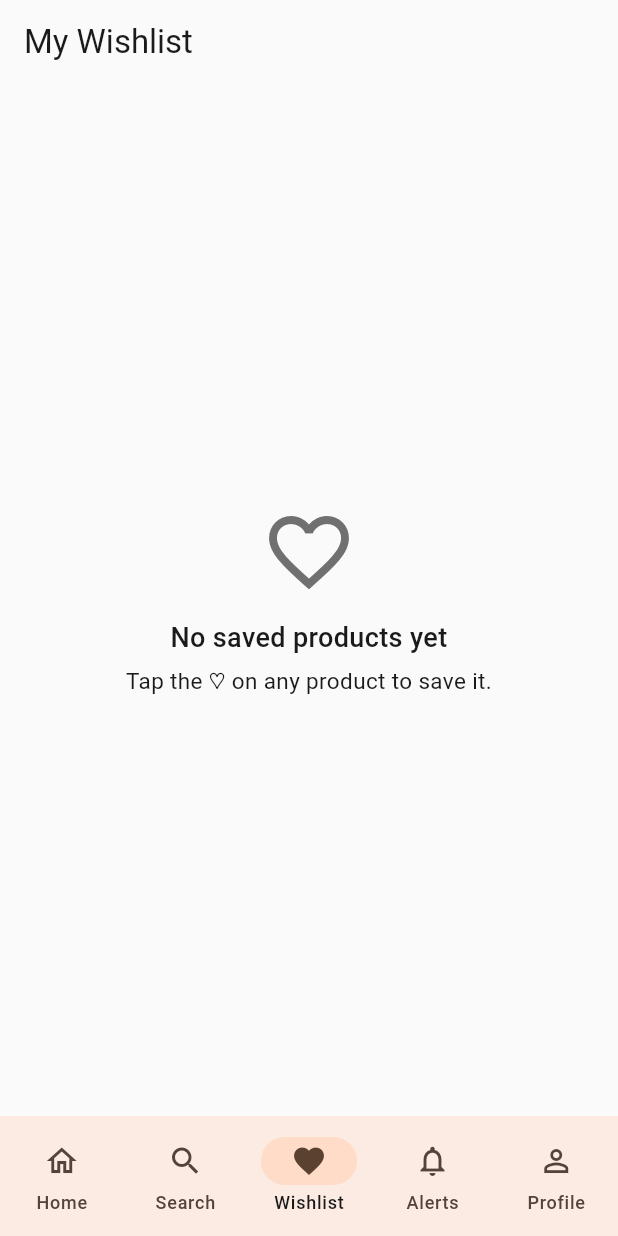
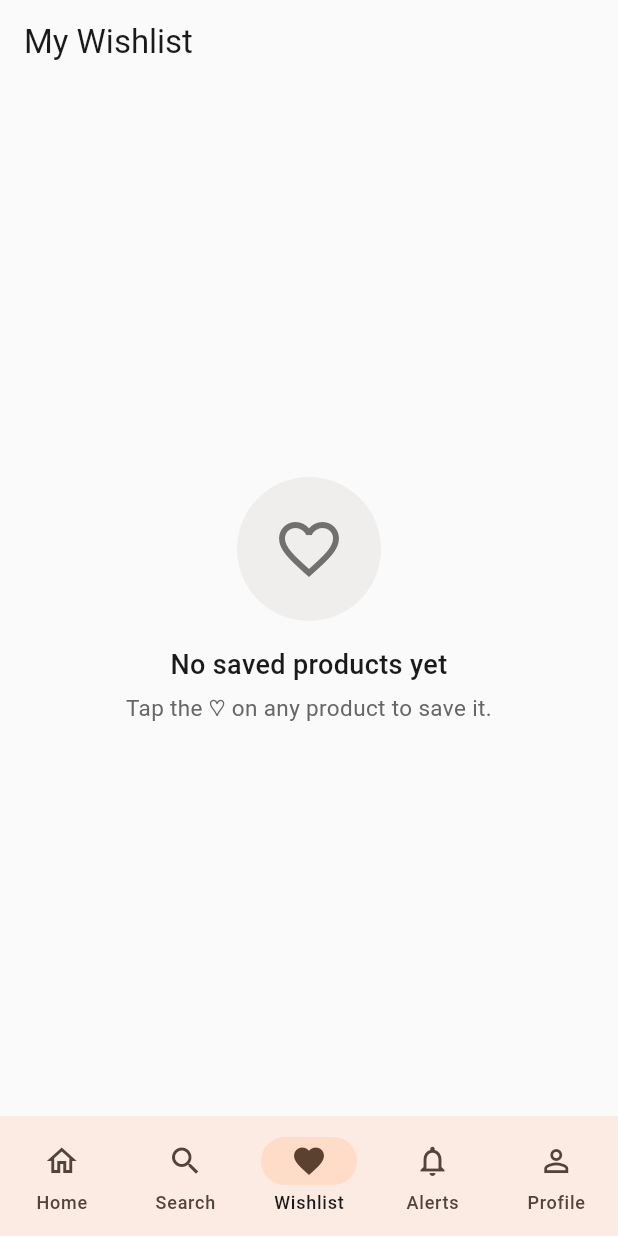
Before and after one commit to iampavanganesh/omnisift, a Flutter app: the screen it shows after launch, item 3 of the bottom bar chosen, on a phone screen of 412 x 824 dp. Run offline on Flutter 3.47's test engine with Material 3 defaults, Android fonts, the phone set to English and light mode, and no system bars; our stand-ins replace cached_network_image, dio, firebase_core, firebase_messaging, fl_chart, flutter_local_notifications and 9 more; accounts and stored records are empty; generated files the repository leaves out were written again; network calls fail.

Commit message:
Polish Flutter UI and web components

```diff
--- a/apps/client/lib/core/theme/app_theme.dart
+++ b/apps/client/lib/core/theme/app_theme.dart
@@ -1,4 +1,5 @@
 import 'package:flutter/material.dart';
+import 'app_colors.dart';
 import 'app_radius.dart';
 
 /// Single source of theme (light only — a deliberate prior decision).
@@ -35,7 +36,24 @@ abstract final class AppTheme {
         style: FilledButton.styleFrom(
           minimumSize: const Size.fromHeight(52),
           shape: RoundedRectangleBorder(borderRadius: AppRadius.all(AppRadius.md)),
+          padding: const EdgeInsets.symmetric(horizontal: 24, vertical: 14),
         ),
+      ),
+      outlinedButtonTheme: OutlinedButtonThemeData(
+        style: OutlinedButton.styleFrom(
+          shape: RoundedRectangleBorder(borderRadius: AppRadius.all(AppRadius.md)),
+          padding: const EdgeInsets.symmetric(horizontal: 24, vertical: 14),
+        ),
+      ),
+      cardTheme: CardThemeData(
+        elevation: 0,
+        shape: RoundedRectangleBorder(borderRadius: AppRadius.all(AppRadius.lg)),
+        color: AppColors.surface,
+        surfaceTintColor: Colors.transparent,
+      ),
+      chipTheme: ChipThemeData(
+        shape: RoundedRectangleBorder(borderRadius: BorderRadius.circular(999)),
+        side: BorderSide(color: AppColors.border),
       ),
     );
   }
--- a/apps/client/lib/features/catalog/presentation/widgets/catalog_product_card.dart
+++ b/apps/client/lib/features/catalog/presentation/widgets/catalog_product_card.dart
@@ -35,6 +35,9 @@ class CatalogProductCard extends StatelessWidget {
             color: AppColors.surface,
             borderRadius: AppRadius.all(AppRadius.lg),
             border: Border.all(color: AppColors.border),
+            boxShadow: [
+              BoxShadow(color: Colors.black.withValues(alpha: 0.03), blurRadius: 6, offset: const Offset(0, 2)),
+            ],
           ),
           // This card sits in a GridView with a fixed childAspectRatio — at
           // large system font scaling, unclamped text would overflow the
--- a/apps/client/lib/features/search/presentation/widgets/product_card.dart
+++ b/apps/client/lib/features/search/presentation/widgets/product_card.dart
@@ -29,7 +29,9 @@ class ProductCard extends StatelessWidget {
       ),
       child: Stack(
         children: [
-          InkWell(
+          Material(
+            color: Colors.transparent,
+            child: InkWell(
               onTap: onTap,
               borderRadius: AppRadius.all(AppRadius.lg),
               child: Padding(
@@ -102,6 +104,7 @@ class ProductCard extends StatelessWidget {
                 ),
               ),
             ),
+          ),
           Positioned(top: 2, right: 2, child: WishlistHeartButton(product: product)),
         ],
       ),
--- a/apps/client/lib/shared/widgets/empty_state.dart
+++ b/apps/client/lib/shared/widgets/empty_state.dart
@@ -32,11 +32,21 @@ class EmptyState extends StatelessWidget {
           child: Column(
             mainAxisAlignment: MainAxisAlignment.center,
             children: [
-              Icon(icon, size: 64, color: AppColors.textDisabled),
-              const SizedBox(height: AppSpacing.md),
+              Container(
+                width: 96,
+                height: 96,
+                decoration: BoxDecoration(
+                  color: AppColors.primary.withValues(alpha: 0.06),
+                  shape: BoxShape.circle,
+                ),
+                child: Icon(icon, size: 48, color: AppColors.textDisabled),
+              ),
+              const SizedBox(height: AppSpacing.lg),
               Text(title, style: AppTypography.title, textAlign: TextAlign.center),
               const SizedBox(height: AppSpacing.xs),
-              Text(subtitle, style: AppTypography.body, textAlign: TextAlign.center),
+              Text(subtitle,
+                  style: AppTypography.body.copyWith(color: AppColors.textSecondary),
+                  textAlign: TextAlign.center),
               if (onAction != null) ...[
                 const SizedBox(height: AppSpacing.lg),
                 OutlinedButton(onPressed: onAction, child: Text(actionLabel ?? 'Retry')),
```
Also changed, not shown: apps/client/lib/shared/loaders/skeleton_loader.dart (+23 -10 lines), apps/client/lib/shared/widgets/filter_sort_pill.dart (+6 -2 lines), apps/client/lib/shared/widgets/primary_button.dart (+10 -3 lines). Lines whose indentation alone changed are shown as unchanged.
